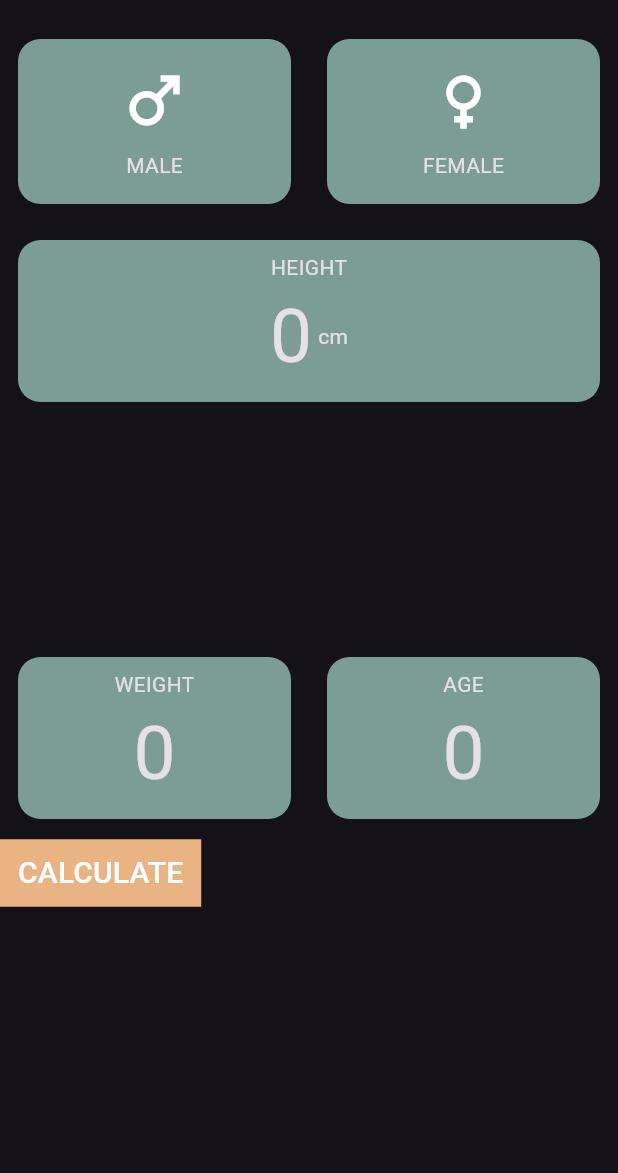
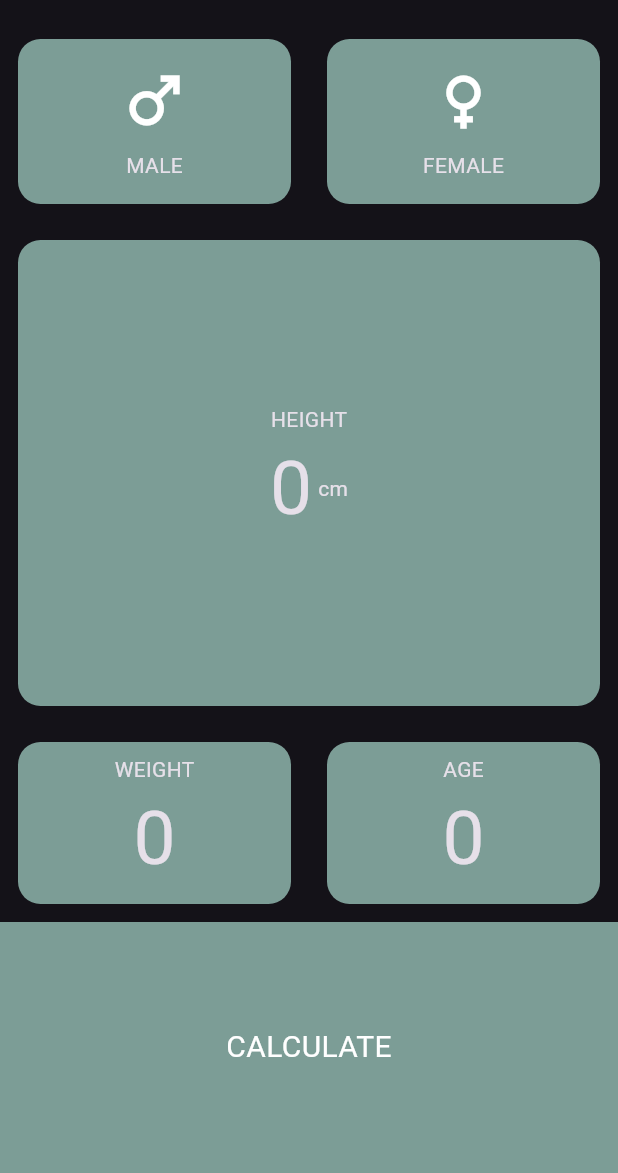
Before and after one commit to Arrocito82/bmi_calculator, a Flutter app: the screen it shows after launch, on a phone screen of 412 x 824 dp, the part 63-1236 px from its top. Run offline on Flutter 3.47's test engine with Material 2 defaults, Android fonts, the phone set to English and light mode, and no system bars.

Commit message:
Layout different for portrait and landscape position

```diff
--- a/lib/InputPage.dart
+++ b/lib/InputPage.dart
@@ -14,23 +14,10 @@ class _InputPageState extends State<InputPage> {
   int _height = 0;
   int _age = 0;
   int _gender = 0;
-  @override
-  Widget build(BuildContext context) {
-    return Scaffold(
-      appBar: AppBar(
-        title: Text('BMI CALCULATOR'),
-      ),
-      body: OrientationBuilder(
-        builder: (context, orientation) {
-          return GridView.count(
-            crossAxisCount: orientation == Orientation.portrait ? 1 : 2,
-            children: [
-              Wrap(
-                direction: Axis.horizontal,
-                children: [
-                  Row(
-                    children: [
+
+  List<Widget> genderButtons = [
     Expanded(
+      flex: 3,
       child: MyCard(
         primaryColor: primaryColor,
         child: IconContent(
@@ -40,6 +27,7 @@ class _InputPageState extends State<InputPage> {
       ),
     ),
     Expanded(
+      flex: 3,
       child: MyCard(
         primaryColor: primaryColor,
         child: IconContent(
@@ -48,9 +36,10 @@ class _InputPageState extends State<InputPage> {
         ),
       ),
     ),
-                    ],
-                  ),
-                  MyCard(
+  ];
+  Expanded getHeigthCard() => Expanded(
+        flex: 4,
+        child: MyCard(
           primaryColor: primaryColor,
           child: Column(
             mainAxisAlignment: MainAxisAlignment.center,
@@ -71,52 +60,33 @@ class _InputPageState extends State<InputPage> {
             ],
           ),
         ),
-                ],
+      );
+  Widget getCalculateButton1() => Expanded(
+        flex: 2,
+        child: GestureDetector(
+          child: Container(
+            decoration: BoxDecoration(
+              borderRadius: BorderRadius.circular(0),
+              color: primaryColor,
             ),
-              Wrap(
-                direction: Axis.horizontal,
-                children: [
-                  Expanded(
-                    child: Row(
-                      children: [
-                        Expanded(
-                          child: MyCard(
-                            primaryColor: primaryColor,
-                            child: Column(
-                              mainAxisAlignment: MainAxisAlignment.center,
-                              children: [
-                                Text("WEIGHT"),
-                                Text(
-                                  "$_weight",
-                                  style: TextStyle(fontSize: 50.0),
-                                ),
-                              ],
+            width: double.infinity,
+            child: Center(
+              child: Text(
+                "CALCULATE",
+                style: TextStyle(
+                  color: Colors.white,
+                  fontSize: 20.0,
                 ),
               ),
             ),
-                        Expanded(
-                          child: MyCard(
-                            primaryColor: primaryColor,
-                            child: Column(
-                              mainAxisAlignment: MainAxisAlignment.center,
-                              children: [
-                                Text("AGE"),
-                                Text(
-                                  "$_age",
-                                  style: TextStyle(fontSize: 50.0),
-                                ),
-                              ],
           ),
         ),
-                        ),
-                      ],
-                    ),
-                  ),
-                  TextButton(
+      );
+  TextButton getCalculateButton2() => TextButton(
         onPressed: () {},
         style: ButtonStyle(
-                      backgroundColor: MaterialStateColor.resolveWith(
-                          (states) => (states == MaterialState.pressed ||
+          backgroundColor: MaterialStateColor.resolveWith((states) =>
+              (states == MaterialState.pressed ||
                       states == MaterialState.focused ||
                       states == MaterialState.selected)
                   ? Color.fromRGBO(255, 139, 68, 1.0)
@@ -141,12 +111,95 @@ class _InputPageState extends State<InputPage> {
             fontSize: 20.0,
           ),
         ),
+      );
+  List<Widget> getWeightAgeButtons() => [
+        Expanded(
+          flex: 3,
+          child: MyCard(
+            primaryColor: primaryColor,
+            child: Column(
+              mainAxisAlignment: MainAxisAlignment.center,
+              children: [
+                Text("WEIGHT"),
+                Text(
+                  "$_weight",
+                  style: TextStyle(fontSize: 50.0),
                 ),
               ],
-              )
+            ),
+          ),
+        ),
+        Expanded(
+          flex: 3,
+          child: MyCard(
+            primaryColor: primaryColor,
+            child: Column(
+              mainAxisAlignment: MainAxisAlignment.center,
+              children: [
+                Text("AGE"),
+                Text(
+                  "$_age",
+                  style: TextStyle(fontSize: 50.0),
+                ),
+              ],
+            ),
+          ),
+        ),
+      ];
+  @override
+  Widget build(BuildContext context) {
+    return Scaffold(
+      appBar: AppBar(
+        title: Text('BMI CALCULATOR'),
+      ),
+      body: Container(
+        child: OrientationBuilder(
+          builder: (context, orientation) {
+            if (orientation == Orientation.portrait) {
+              return Column(
+                children: [
+                  Row(
+                    children: genderButtons,
+                  ),
+                  getHeigthCard(),
+                  Row(
+                    children: getWeightAgeButtons(),
+                  ),
+                  getCalculateButton1(),
                 ],
               );
+            } else {
+              return Row(
+                children: [
+                  Expanded(
+                    child: Column(
+                      children: [
+                        Expanded(
+                          child: Row(
+                            children: genderButtons,
+                          ),
+                        ),
+                        Expanded(
+                          child: Row(
+                            children: getWeightAgeButtons(),
+                          ),
+                        ),
+                      ],
+                    ),
+                  ),
+                  Expanded(
+                    child: Column(
+                      children: [
+                        getHeigthCard(),
+                        getCalculateButton1(),
+                      ],
+                    ),
+                  ),
+                ],
+              );
+            }
           },
+        ),
       ),
     );
   }
```
Lines whose indentation alone changed are shown as unchanged.
